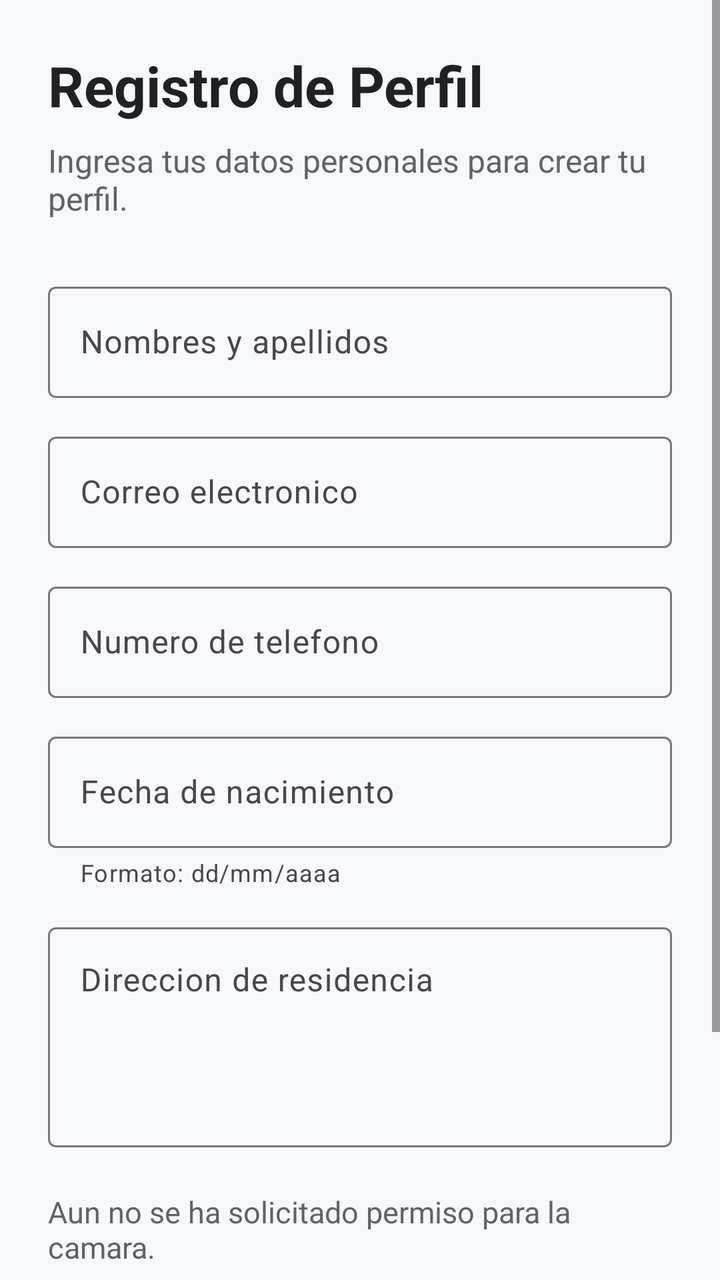
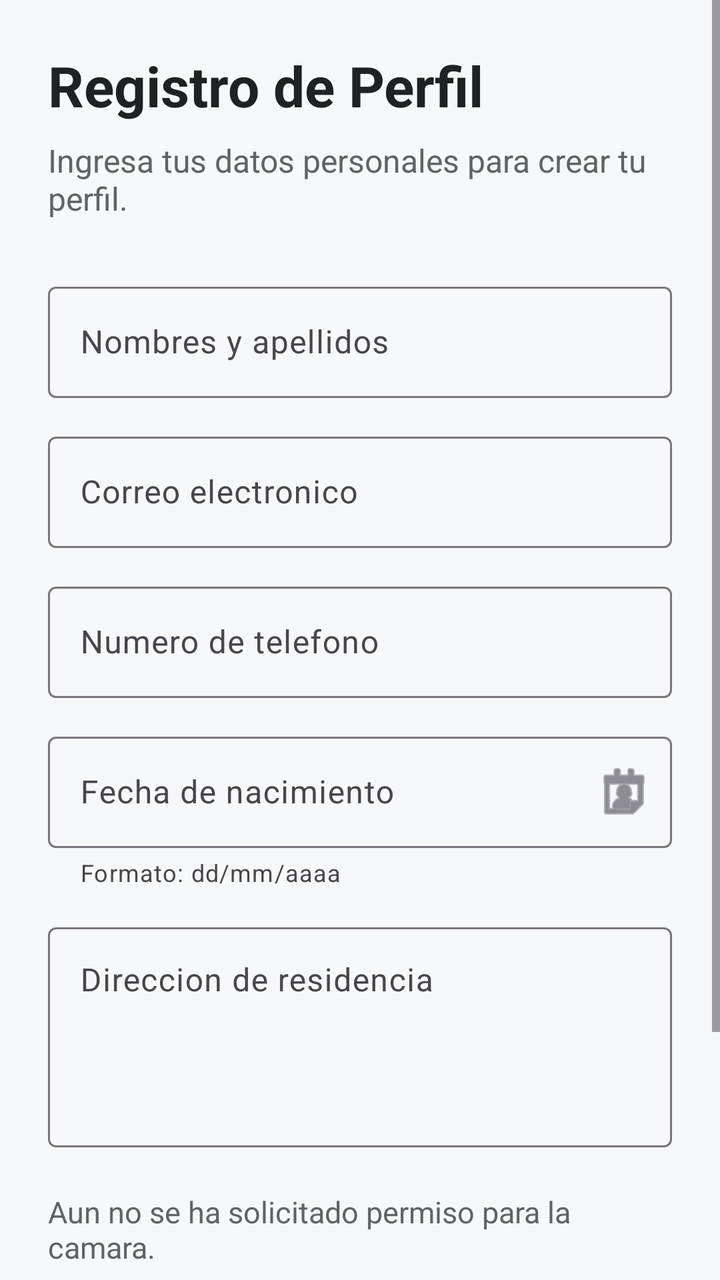

Screens rendered from an Android XML layout before and after an edit, with the pre-edit source and the edit as a unified diff.
<!-- AndroidManifest.xml: application theme Theme.Desafio01_DSM -->
<!-- res/layout/activity_registro_perfil.xml -->
<?xml version="1.0" encoding="utf-8"?>
<ScrollView xmlns:android="http://schemas.android.com/apk/res/android"
    xmlns:app="http://schemas.android.com/apk/res-auto"
    xmlns:tools="http://schemas.android.com/tools"
    android:id="@+id/registroRoot"
    android:layout_width="match_parent"
    android:layout_height="match_parent"
    android:background="@color/profile_background"
    android:fillViewport="true"
    tools:context=".RegistroPerfilActivity">

    <LinearLayout
        android:layout_width="match_parent"
        android:layout_height="wrap_content"
        android:gravity="center_horizontal"
        android:orientation="vertical"
        android:padding="24dp">

        <TextView
            android:id="@+id/tvRegisterTitle"
            android:layout_width="match_parent"
            android:layout_height="wrap_content"
            android:text="@string/register_title"
            android:textColor="@color/profile_text"
            android:textSize="28sp"
            android:textStyle="bold" />

        <TextView
            android:id="@+id/tvRegisterMessage"
            android:layout_width="match_parent"
            android:layout_height="wrap_content"
            android:layout_marginTop="8dp"
            android:text="@string/register_message"
            android:textColor="@color/profile_secondary_text"
            android:textSize="16sp" />

        <com.google.android.material.textfield.TextInputLayout
            android:id="@+id/tilFullName"
            style="?attr/textInputOutlinedStyle"
            android:layout_width="match_parent"
            android:layout_height="wrap_content"
            android:layout_marginTop="28dp"
            android:hint="@string/full_name_hint">

            <com.google.android.material.textfield.TextInputEditText
                android:id="@+id/etFullName"
                android:layout_width="match_parent"
                android:layout_height="wrap_content"
                android:inputType="textPersonName" />
        </com.google.android.material.textfield.TextInputLayout>

        <com.google.android.material.textfield.TextInputLayout
            android:id="@+id/tilEmail"
            style="?attr/textInputOutlinedStyle"
            android:layout_width="match_parent"
            android:layout_height="wrap_content"
            android:layout_marginTop="14dp"
            android:hint="@string/email_hint">

            <com.google.android.material.textfield.TextInputEditText
                android:id="@+id/etEmail"
                android:layout_width="match_parent"
                android:layout_height="wrap_content"
                android:inputType="textEmailAddress" />
        </com.google.android.material.textfield.TextInputLayout>

        <com.google.android.material.textfield.TextInputLayout
            android:id="@+id/tilPhone"
            style="?attr/textInputOutlinedStyle"
            android:layout_width="match_parent"
            android:layout_height="wrap_content"
            android:layout_marginTop="14dp"
            android:hint="@string/phone_hint">

            <com.google.android.material.textfield.TextInputEditText
                android:id="@+id/etPhone"
                android:layout_width="match_parent"
                android:layout_height="wrap_content"
                android:inputType="phone" />
        </com.google.android.material.textfield.TextInputLayout>

        <com.google.android.material.textfield.TextInputLayout
            android:id="@+id/tilBirthDate"
            style="?attr/textInputOutlinedStyle"
            android:layout_width="match_parent"
            android:layout_height="wrap_content"
            android:layout_marginTop="14dp"
            android:hint="@string/birth_date_hint"
            app:helperText="@string/birth_date_helper">

            <com.google.android.material.textfield.TextInputEditText
                android:id="@+id/etBirthDate"
                android:layout_width="match_parent"
                android:layout_height="wrap_content"
                android:inputType="date" />
        </com.google.android.material.textfield.TextInputLayout>

        <com.google.android.material.textfield.TextInputLayout
            android:id="@+id/tilAddress"
            style="?attr/textInputOutlinedStyle"
            android:layout_width="match_parent"
            android:layout_height="wrap_content"
            android:layout_marginTop="14dp"
            android:hint="@string/address_hint">

            <com.google.android.material.textfield.TextInputEditText
                android:id="@+id/etAddress"
                android:layout_width="match_parent"
                android:layout_height="110dp"
                android:gravity="top"
                android:inputType="textMultiLine"
                android:minLines="3" />
        </com.google.android.material.textfield.TextInputLayout>

        <TextView
            android:id="@+id/tvCameraStatus"
            android:layout_width="match_parent"
            android:layout_height="wrap_content"
            android:layout_marginTop="22dp"
            android:text="@string/camera_status_default"
            android:textColor="@color/profile_secondary_text"
            android:textSize="15sp" />

        <Button
            android:id="@+id/btnTakePhoto"
            android:layout_width="match_parent"
            android:layout_height="56dp"
            android:layout_marginTop="10dp"
            android:text="@string/take_photo_button"
            android:textAllCaps="false"
            android:textSize="16sp"
            app:cornerRadius="8dp" />

        <Button
            android:id="@+id/btnSaveProfile"
            android:layout_width="match_parent"
            android:layout_height="56dp"
            android:layout_marginTop="14dp"
            android:backgroundTint="@color/profile_primary"
            android:text="@string/save_button"
            android:textAllCaps="false"
            android:textSize="17sp"
            app:cornerRadius="8dp" />
    </LinearLayout>
</ScrollView>
<!-- resources referenced by this layout -->
<resources>
  <color name="profile_background">#F7F8FA</color>
  <color name="profile_primary">#1F6FEB</color>
  <color name="profile_secondary_text">#5F6368</color>
  <color name="profile_text">#202124</color>
  <string name="address_hint">Direccion de residencia</string>
  <string name="birth_date_helper">Formato: dd/mm/aaaa</string>
  <string name="birth_date_hint">Fecha de nacimiento</string>
  <string name="camera_status_default">Aun no se ha solicitado permiso para la camara.</string>
  <string name="email_hint">Correo electronico</string>
  <string name="full_name_hint">Nombres y apellidos</string>
  <string name="phone_hint">Numero de telefono</string>
  <string name="register_message">Ingresa tus datos personales para crear tu perfil.</string>
  <string name="register_title">Registro de Perfil</string>
  <string name="save_button">Guardar</string>
  <string name="take_photo_button">Tomar Foto</string>
  <style name="Theme.Desafio01_DSM" parent="Base.Theme.Desafio01_DSM" />
  <style name="Base.Theme.Desafio01_DSM" parent="Theme.Material3.DayNight.NoActionBar">
          
          
      </style>
</resources>

<!-- the commit's change to res/layout/activity_registro_perfil.xml (unified diff, before → after) -->
@@ -86,12 +86,16 @@
             android:layout_height="wrap_content"
             android:layout_marginTop="14dp"
             android:hint="@string/birth_date_hint"
+            app:endIconMode="custom"
+            app:endIconDrawable="@android:drawable/ic_menu_my_calendar"
             app:helperText="@string/birth_date_helper">
 
             <com.google.android.material.textfield.TextInputEditText
                 android:id="@+id/etBirthDate"
                 android:layout_width="match_parent"
                 android:layout_height="wrap_content"
+                android:clickable="true"
+                android:focusable="false"
                 android:inputType="date" />
         </com.google.android.material.textfield.TextInputLayout>
 
